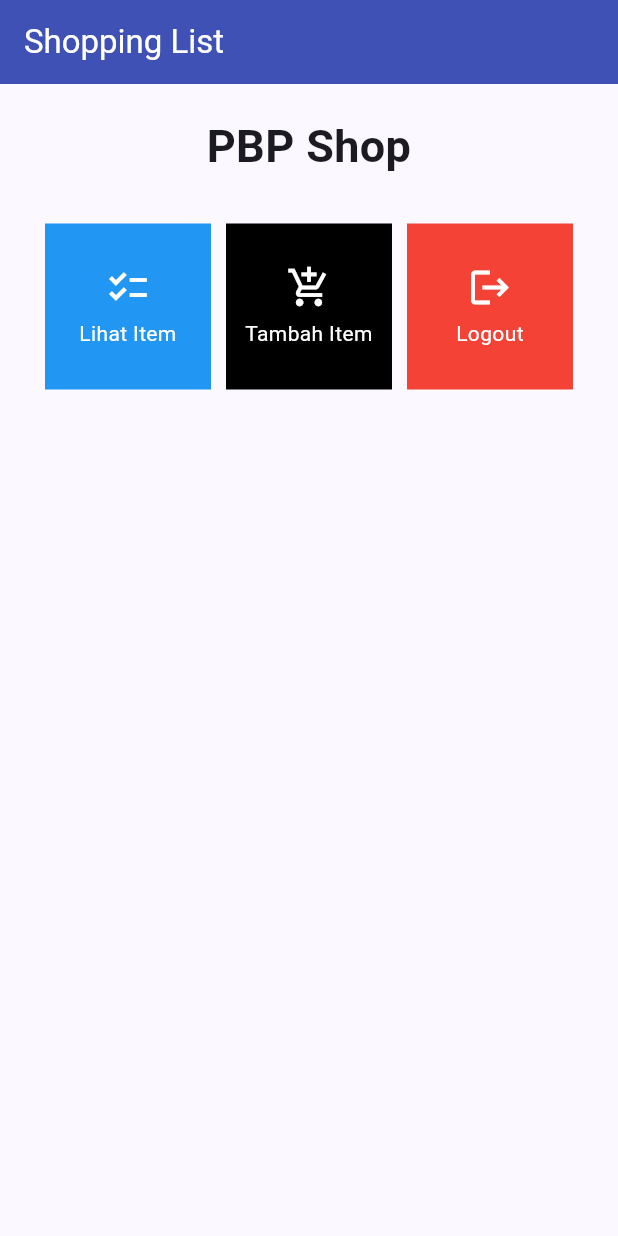
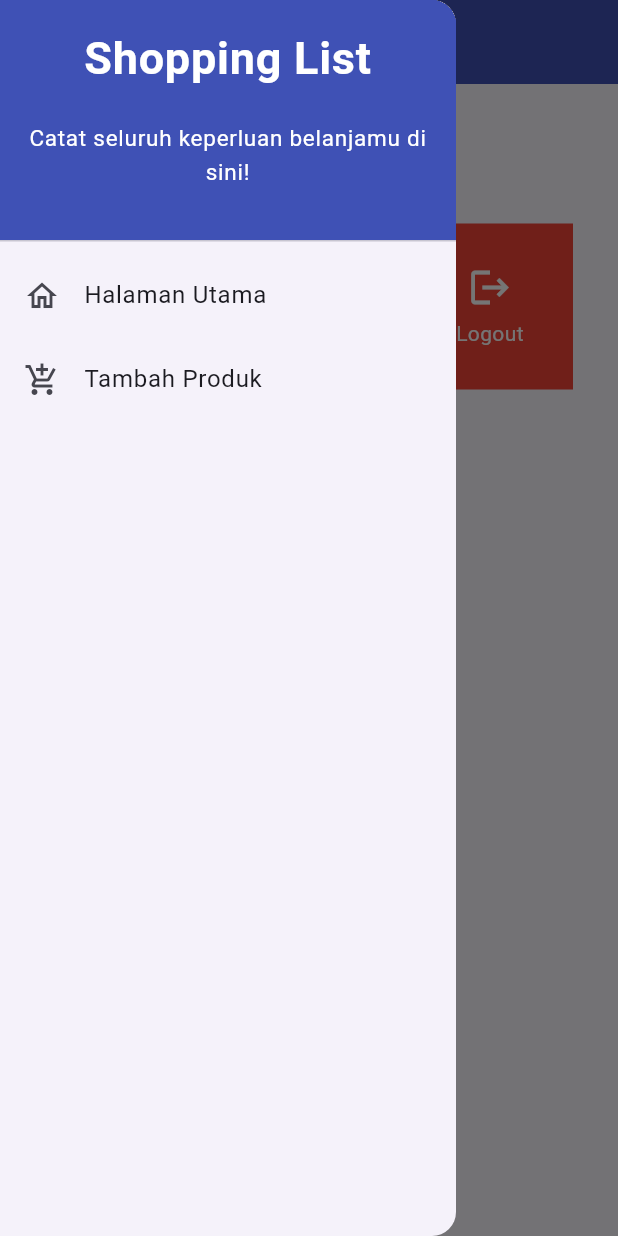
Before and after one commit to HanifRifky/TugasPBPFlutter, a Flutter app: the screen it shows after launch, with the side drawer open (before the commit the screen has no drawer), on a phone screen of 412 x 824 dp. Run offline on Flutter 3.47's test engine with Material 2 defaults, Android fonts, the light colour scheme and no system bars.

Commit message:
Update Tugas 8

```diff
--- a/lib/main.dart
+++ b/lib/main.dart
@@ -1,5 +1,5 @@
 import 'package:flutter/material.dart';
-import 'package:tugas_pbp/menu.dart';
+import 'package:tugas_pbp/screens/menu.dart';
 
 void main() {
   runApp(const MyApp());
--- a/lib/menu.dart
+++ b/lib/screens/menu.dart
@@ -1,12 +1,15 @@
 import 'package:flutter/material.dart';
+import 'package:tugas_pbp/widgets/left_drawer.dart';
+import 'package:tugas_pbp/screens/shoplist_form.dart';
+import 'package:tugas_pbp/widgets/shop_card.dart';
 
 class MyHomePage extends StatelessWidget {
   MyHomePage({Key? key}) : super(key: key);
 
   final List<ShopItem> items = [
-    ShopItem("Lihat Item", Icons.checklist),
-    ShopItem("Tambah Item", Icons.add_shopping_cart),
-    ShopItem("Logout", Icons.logout),
+    ShopItem("Lihat Item", Icons.checklist, Colors.blue),
+    ShopItem("Tambah Item", Icons.add_shopping_cart, Colors.green),
+    ShopItem("Logout", Icons.logout, Colors.red),
   ];
 
   // This widget is the home page of your application. It is stateful, meaning
@@ -23,11 +26,12 @@
     return Scaffold(
       appBar: AppBar(
         title: const Text(
-          'Shopping List',
-          style: TextStyle(color: Colors.white),
+          'Pusat Belanja',
         ),
         backgroundColor: Colors.indigo,
+        foregroundColor: Colors.white,
       ),
+      drawer: const LeftDrawer(),
       body: SingleChildScrollView(
         // Widget wrapper yang dapat discroll
         child: Padding(
@@ -69,40 +73,15 @@
   }
 }
 
-class ShopItem {
-  final String name;
-  final IconData icon;
-
-  ShopItem(this.name, this.icon);
-}
-
 class ShopCard extends StatelessWidget {
   final ShopItem item;
-
-  static int counter = 0;
-
-  Color switchColor() {
-    Color warna1 = Colors.blue;
-    Color warna2 = Colors.black;
-    Color warna3 = Colors.red;
-
-    if (counter == 0) {
-      counter += 1;
-      return warna1;
-    } else if (counter == 1) {
-      counter += 1;
-      return warna2;
-    } else {
-      return warna3;
-    }
-  }
 
   const ShopCard(this.item, {super.key}); // Constructor
 
   @override
   Widget build(BuildContext context) {
     return Material(
-      color: switchColor(),
+      color: item.color,
       child: InkWell(
         // Area responsive terhadap sentuhan
         onTap: () {
@@ -111,6 +90,10 @@
             ..hideCurrentSnackBar()
             ..showSnackBar(SnackBar(
                 content: Text("Kamu telah menekan tombol ${item.name}!")));
+          if (item.name == "Tambah Item") {
+            Navigator.push(context,
+                MaterialPageRoute(builder: (context) => const ShopFormPage()));
+          }
         },
         child: Container(
           // Container untuk menyimpan Icon dan Text
--- /dev/null
+++ b/lib/widgets/left_drawer.dart
@@ -0,0 +1,68 @@
+import 'package:flutter/material.dart';
+import 'package:tugas_pbp/screens/menu.dart';
+import 'package:tugas_pbp/screens/shoplist_form.dart';
+
+class LeftDrawer extends StatelessWidget {
+  const LeftDrawer({super.key});
+
+  @override
+  Widget build(BuildContext context) {
+    return Drawer(
+      child: ListView(
+        children: [
+          const DrawerHeader(
+            decoration: BoxDecoration(
+              color: Colors.indigo,
+            ),
+            child: Column(
+              children: [
+                Text(
+                  'Shopping List',
+                  textAlign: TextAlign.center,
+                  style: TextStyle(
+                    fontSize: 30,
+                    fontWeight: FontWeight.bold,
+                    color: Colors.white,
+                  ),
+                ),
+                Padding(padding: EdgeInsets.all(10)),
+                Text(
+                  "Catat seluruh keperluan belanjamu di sini!",
+                  textAlign: TextAlign.center,
+                  style: TextStyle(
+                    fontSize: 15,
+                    fontWeight: FontWeight.normal,
+                    color: Colors.white,
+                  ),
+                ),
+              ],
+            ),
+          ),
+          ListTile(
+            leading: const Icon(Icons.home_outlined),
+            title: const Text('Halaman Utama'),
+            // Bagian redirection ke MyHomePage
+            onTap: () {
+              Navigator.pushReplacement(
+                  context,
+                  MaterialPageRoute(
+                    builder: (context) => MyHomePage(),
+                  ));
+            },
+          ),
+          ListTile(
+            leading: const Icon(Icons.add_shopping_cart),
+            title: const Text('Tambah Produk'),
+            // Bagian redirection ke ShopFormPage
+            onTap: () {
+              Navigator.push(
+                  context,
+                  MaterialPageRoute(
+                      builder: (context) => const ShopFormPage()));
+            },
+          ),
+        ],
+      ),
+    );
+  }
+}
--- /dev/null
+++ b/lib/widgets/shop_card.dart
@@ -0,0 +1,10 @@
+import 'package:flutter/material.dart';
+import 'package:tugas_pbp/screens/shoplist_form.dart';
+
+class ShopItem {
+  final String name;
+  final IconData icon;
+  final Color color;
+
+  ShopItem(this.name, this.icon, this.color);
+}
```
Also changed, not shown: lib/screens/shoplist_form.dart (added, +187 -0 lines).
